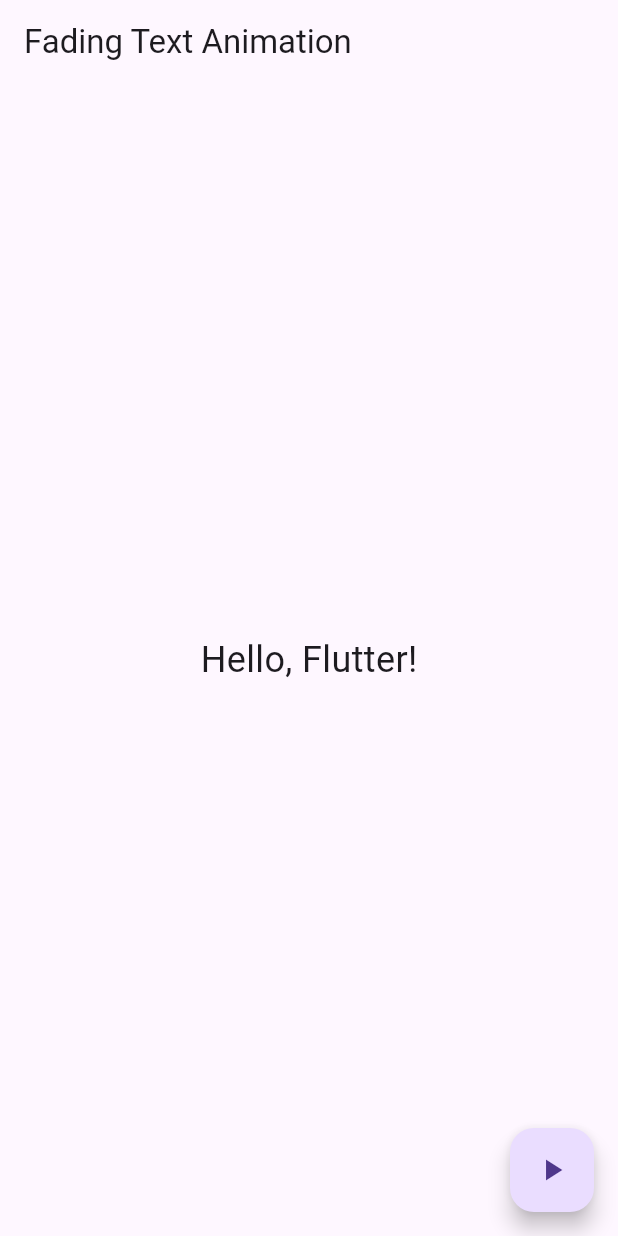
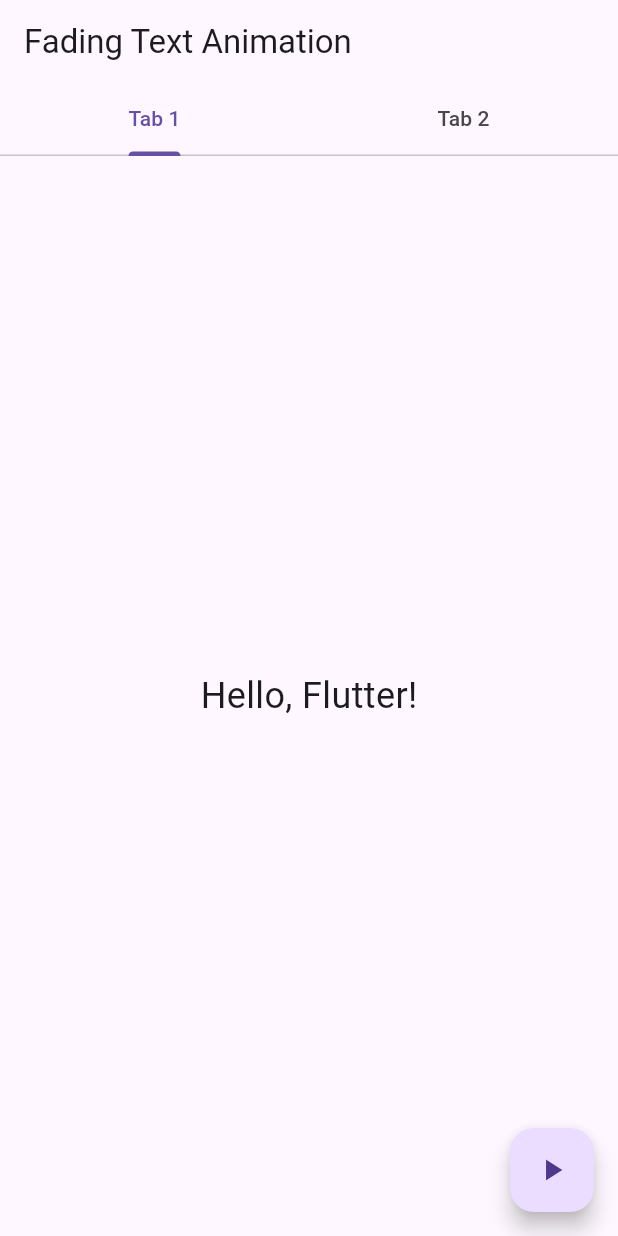
Before and after one commit to AndresZ1129/fading_animation, a Flutter app: the screen it shows after launch, on a phone screen of 412 x 824 dp. Run offline on Flutter 3.47's test engine with Material 3 defaults, Android fonts, the phone set to English and light mode, and no system bars.

Commit message:
Built 2nd fade animation and created tabs

```diff
--- a/lib/main.dart
+++ b/lib/main.dart
@@ -16,7 +16,9 @@ class FadingTextAnimation extends StatefulWidget {
   _FadingTextAnimationState createState() => _FadingTextAnimationState();
 }
 
-class _FadingTextAnimationState extends State<FadingTextAnimation> {
+class _FadingTextAnimationState extends State<FadingTextAnimation>
+    with SingleTickerProviderStateMixin {
+  late TabController _tabController;
   bool _isVisible = true;
   void toggleVisibility() {
     setState(() {
@@ -25,15 +27,63 @@ class _FadingTextAnimationState extends State<FadingTextAnimation> {
   }
 
   @override
+  void initState() {
+    super.initState();
+    _tabController = TabController(initialIndex: 0, length: 2, vsync: this);
+  }
+
+  @override
+  void dispose() {
+    _tabController.dispose();
+    super.dispose();
+  }
+
+  @override
   Widget build(BuildContext context) {
+    final tabs = ['Tab 1', 'Tab 2'];
     return Scaffold(
-      appBar: AppBar(title: Text('Fading Text Animation')),
-      body: Center(
-        child: AnimatedOpacity(
-          opacity: _isVisible ? 1.0 : 0.0,
-          duration: Duration(seconds: 1),
-          child: Text('Hello, Flutter!', style: TextStyle(fontSize: 24)),
+      appBar: AppBar(
+        title: Text('Fading Text Animation'),
+        bottom: TabBar(
+          controller: _tabController,
+          isScrollable: false,
+          tabs: [for (final tab in tabs) Tab(text: tab)],
         ),
+      ),
+      body: TabBarView(
+        controller: _tabController,
+        children: [
+          Center(
+            // Tab 1
+            child: GestureDetector(
+              onTap: toggleVisibility,
+              child: AnimatedOpacity(
+                opacity: _isVisible ? 1.0 : 0.0,
+                duration: const Duration(seconds: 1),
+                curve: Curves.easeInOut,
+                child: const Text(
+                  'Hello, Flutter!',
+                  style: TextStyle(fontSize: 24),
+                ),
+              ),
+            ),
+          ),
+          // Tab 2
+          Center(
+            child: GestureDetector(
+              onTap: toggleVisibility,
+              child: AnimatedOpacity(
+                opacity: _isVisible ? 1.0 : 0.0,
+                duration: const Duration(seconds: 1),
+                curve: Curves.bounceIn,
+                child: const Text(
+                  'Hello, Flutter!',
+                  style: TextStyle(fontSize: 24),
+                ),
+              ),
+            ),
+          ),
+        ],
       ),
       floatingActionButton: FloatingActionButton(
         onPressed: toggleVisibility,
```
